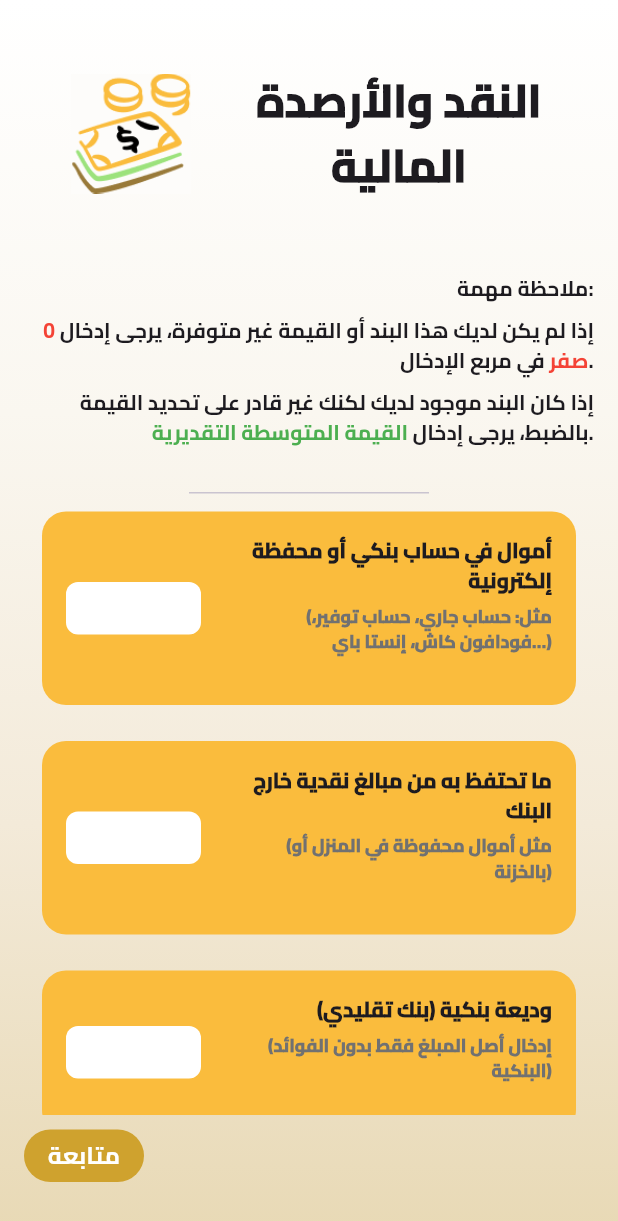
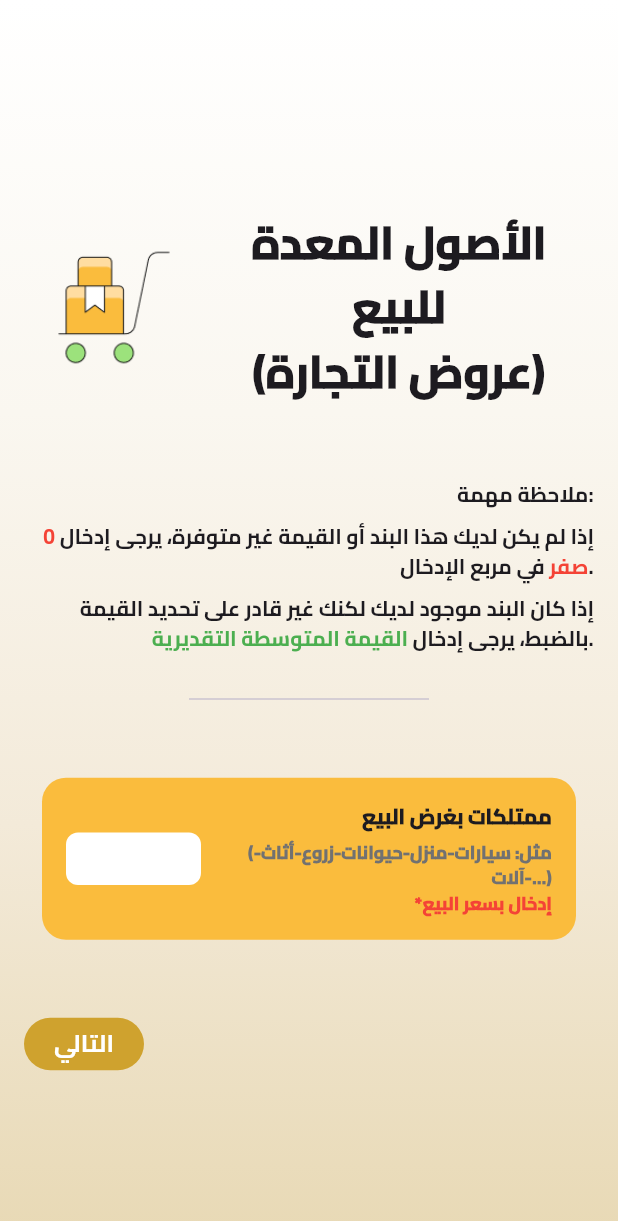
Before and after one commit to Yousef0Salah/Ghina, a Flutter app: the Cach3PhysicalassetsPage screen opened by its route, after a tap on "متابعة", on a phone screen of 412 x 824 dp. Shown: the top 1221 px of the screen. Run offline on Flutter 3.47's test engine with Material 3 defaults, Android fonts, the phone set to English and light mode, and no system bars; our stand-ins replace go_router.

Commit message:
finsh assets hold for sale page

```diff
--- a/lib/app_router.dart
+++ b/lib/app_router.dart
@@ -1,4 +1,5 @@
 import 'package:ghina/features/KPIs/presentation/view/kpi_page.dart';
+import 'package:ghina/features/Personal%20Zakat/presentation/view/assets_heldForSale_page.dart';
 import 'package:ghina/features/Personal%20Zakat/presentation/view/cach1_physicalAssets_page.dart';
 import 'package:ghina/features/Personal%20Zakat/presentation/view/cach2_physicalAssets_page.dart';
 import 'package:ghina/features/Personal%20Zakat/presentation/view/cach3_physicalAssets_page.dart';
@@ -17,5 +18,6 @@ final GoRouter router = GoRouter(routes: [
   GoRoute(path: '/cach1', builder: (context, state) => Cach1PhysicalassetsPage(),),
   GoRoute(path: '/cach2', builder: (context, state) => Cach2PhysicalassetsPage(),),
   GoRoute(path: '/cach3', builder: (context, state) => Cach3PhysicalassetsPage(),),
+  GoRoute(path: '/assets', builder: (context, state) => AssetsHeldforsalePage(),),
 
 ]);
--- /dev/null
+++ b/lib/features/Personal Zakat/presentation/view/assets_heldForSale_page.dart
@@ -0,0 +1,19 @@
+import 'package:flutter/material.dart';
+import 'package:ghina/const.dart';
+import 'package:ghina/features/Personal%20Zakat/presentation/view/widget/assets_heldForSale_page_body.dart';
+
+class AssetsHeldforsalePage extends StatelessWidget {
+  const AssetsHeldforsalePage({super.key});
+
+  @override
+  Widget build(BuildContext context) {
+    return Scaffold(
+      body: Container(
+        decoration: BoxDecoration(
+          gradient: bacgroundcolor,
+        ),
+        child: AssetsHeldforsalePageBody(),
+      ),
+    );
+  }
+}
--- /dev/null
+++ b/lib/features/Personal Zakat/presentation/view/widget/assets_heldForSale_page_body.dart
@@ -0,0 +1,43 @@
+import 'package:flutter/material.dart';
+import 'package:ghina/core/widget/custome_botton_small.dart';
+import 'package:ghina/features/Personal%20Zakat/presentation/view/widget/card_text_field.dart';
+import 'package:ghina/features/Personal%20Zakat/presentation/view/widget/custome_text_filed.dart';
+import 'package:ghina/features/Personal%20Zakat/presentation/view/widget/note_part.dart';
+import 'package:ghina/features/Personal%20Zakat/presentation/view/widget/title_page.dart';
+
+class AssetsHeldforsalePageBody extends StatelessWidget {
+  const AssetsHeldforsalePageBody({super.key});
+
+  @override
+  Widget build(BuildContext context) {
+    return Padding(
+      padding: const EdgeInsets.all(16.0),
+      child: Column(
+        mainAxisAlignment: MainAxisAlignment.center,
+        crossAxisAlignment: CrossAxisAlignment.center,
+        children: [
+          const SizedBox(height: 30),
+          // الصورة والنص الرئيسي
+          TitlePage(
+            icon: 'assets/image/Personal Zakat/cart-package-ribbon.png',
+            title: 'الأصول المعدة للبيع\n(عروض التجارة)',
+          ),
+          const SizedBox(height: 50),
+
+          // الملاحظات المهمة
+          const NotePart(),
+          const SizedBox(height: 30),
+          const Divider(endIndent: 110, indent: 110, height: 1),
+          const SizedBox(height: 40),
+          CardTextField(
+            title: 'ممتلكات بغرض البيع',
+            subtitle: '(مثل: سيارات-منزل-حيوانات-زروع-أثاث-آلات-...)',
+            note: '*إدخال بسعر البيع ',
+          ),
+          const SizedBox(height: 40),
+          CustomeBottonSmall(),
+        ],
+      ),
+    );
+  }
+}
--- a/lib/features/Personal Zakat/presentation/view/widget/cach3_physicalAssets_page_body.dart
+++ b/lib/features/Personal Zakat/presentation/view/widget/cach3_physicalAssets_page_body.dart
@@ -47,7 +47,7 @@ class Cach3PhysicalassetsPageBody extends StatelessWidget {
           const SizedBox(height: 10),
           CustomeBottonSmall(
             title: 'متابعة',
-            onTap: () => context.push('/cach3'),
+            onTap: () => context.push('/assets'),
           ),
           const SizedBox(height: 20),
         ],
--- a/lib/features/Personal Zakat/presentation/view/widget/title_page.dart
+++ b/lib/features/Personal Zakat/presentation/view/widget/title_page.dart
@@ -1,4 +1,3 @@
-
 import 'package:flutter/material.dart';
 import 'package:ghina/core/styles.dart';
 
@@ -9,21 +8,22 @@ class TitlePage extends StatelessWidget {
   final String title;
   @override
   Widget build(BuildContext context) {
-    return  Row(
-          mainAxisAlignment: MainAxisAlignment.center,
-          children: [
-            Image.asset(
-              icon,
-              width: 80,
-              height: 80,
-            ),
-            const SizedBox(width: 40),
-            Text(
+    return Padding(
+      padding: const EdgeInsets.symmetric(horizontal: 20),
+      child: Row(
+        mainAxisAlignment: MainAxisAlignment.center,
+        children: [
+          Image.asset(icon, width: 80, height: 80),
+          const SizedBox(width: 40),
+          Expanded(
+            child: Text(
               title,
               style: Styles.textStyle30,
               textAlign: TextAlign.center,
             ),
-          ],
-        );
+          ),
+        ],
+      ),
+    );
   }
 }
```
